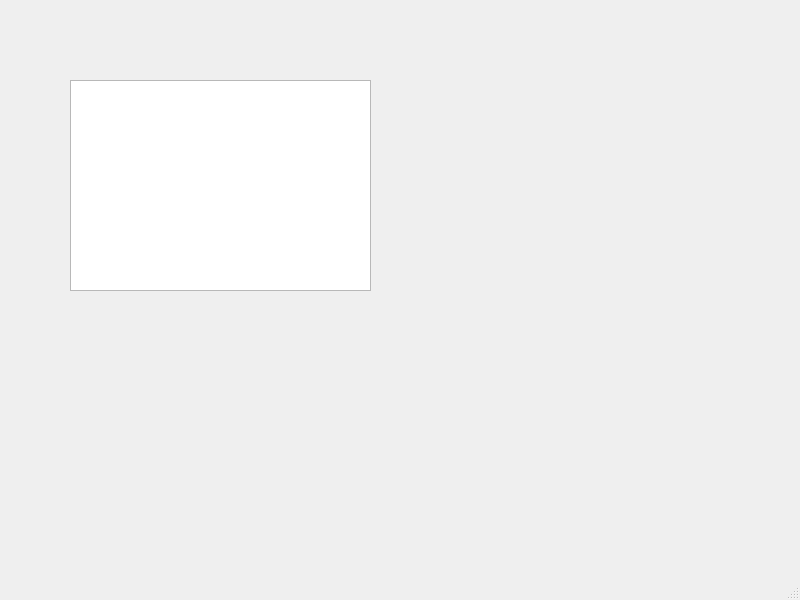
jafarik/programming-technique, file GalaxyGame/Student/mainwindow.ui: the form before one commit.
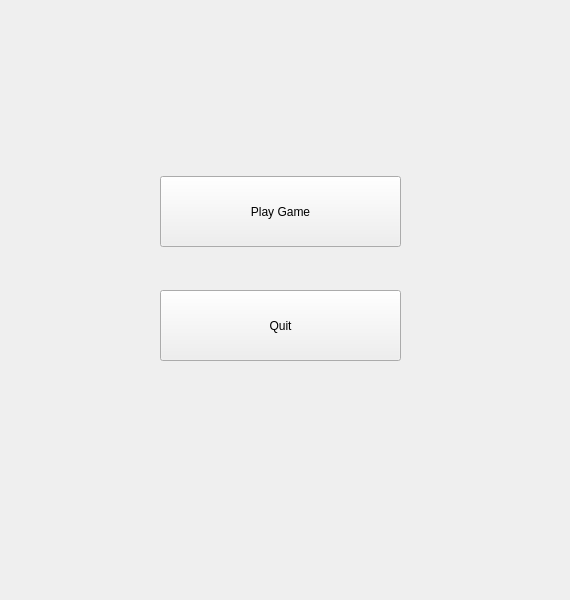
The form after the commit.

Patch:
```diff
--- a/GalaxyGame/Student/mainwindow.ui
+++ b/GalaxyGame/Student/mainwindow.ui
@@ -6,7 +6,7 @@
    <rect>
     <x>0</x>
     <y>0</y>
-    <width>800</width>
+    <width>570</width>
     <height>600</height>
    </rect>
   </property>
@@ -14,28 +14,33 @@
    <string>MainWindow</string>
   </property>
   <widget class="QWidget" name="centralwidget">
-   <widget class="QGraphicsView" name="graphicsView">
+   <widget class="QPushButton" name="start_game_button">
     <property name="geometry">
      <rect>
-      <x>70</x>
-      <y>80</y>
-      <width>301</width>
-      <height>211</height>
+      <x>160</x>
+      <y>176</y>
+      <width>241</width>
+      <height>71</height>
      </rect>
     </property>
+    <property name="text">
+     <string>Play Game</string>
+    </property>
    </widget>
+   <widget class="QPushButton" name="quite_game_button">
+    <property name="geometry">
+     <rect>
+      <x>160</x>
+      <y>290</y>
+      <width>241</width>
+      <height>71</height>
+     </rect>
+    </property>
+    <property name="text">
+     <string>Quit</string>
+    </property>
+   </widget>
   </widget>
-  <widget class="QMenuBar" name="menubar">
-   <property name="geometry">
-    <rect>
-     <x>0</x>
-     <y>0</y>
-     <width>800</width>
-     <height>25</height>
-    </rect>
-   </property>
-  </widget>
-  <widget class="QStatusBar" name="statusbar"/>
  </widget>
  <resources/>
  <connections/>
```
Left out of the diff: 35 changed lines with no effect on the pictures.
